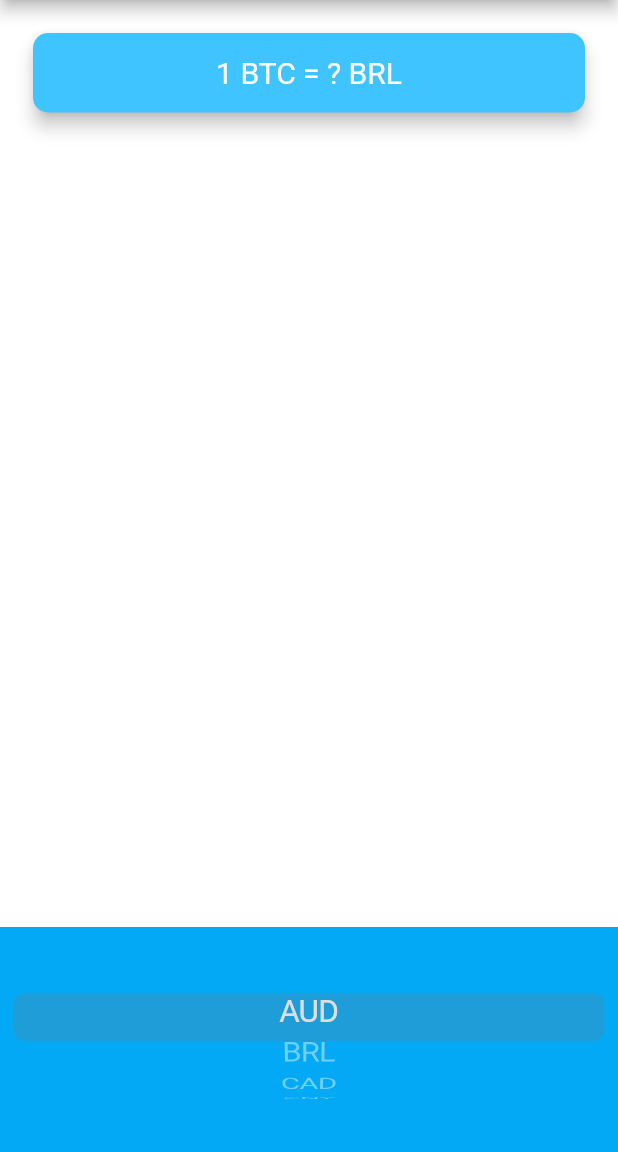
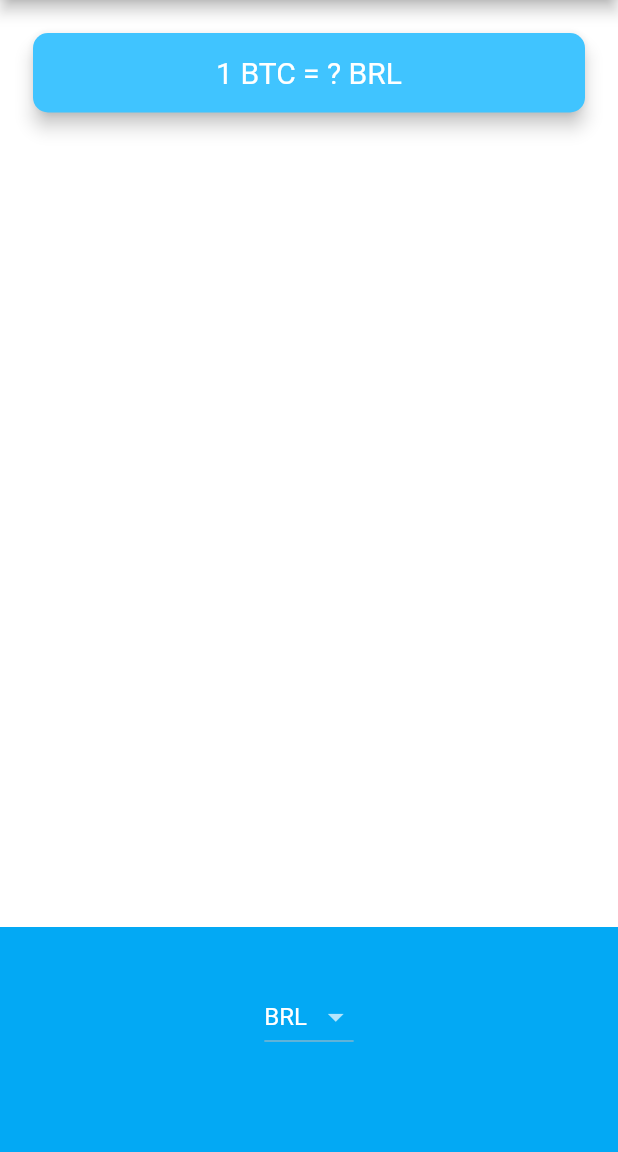
Before and after one commit to dtodt/bitcoin-ticker, a Flutter app: the screen it shows after launch, on a phone screen of 412 x 824 dp, the part 84-1236 px from its top. Run offline on Flutter 3.47's test engine with Material 2 defaults, Android fonts, the phone set to English and light mode, and no system bars.

```diff
--- a/lib/price_screen.dart
+++ b/lib/price_screen.dart
@@ -1,3 +1,5 @@
+import 'dart:io' show Platform;
+
 import 'package:bitcoin_ticker/coin_data.dart';
 import 'package:flutter/cupertino.dart';
 import 'package:flutter/material.dart';
@@ -10,12 +12,41 @@ class PriceScreen extends StatefulWidget {
 class _PriceScreenState extends State<PriceScreen> {
   String selectedCurrency = 'BRL';
 
-  List<Text> getPickerItems() {
+  DropdownButton<String> androidDropdown() {
+    List<DropdownMenuItem<String>> items = [];
+    for (String currency in currenciesList) {
+      items.add(DropdownMenuItem(
+        child: Text(currency),
+        value: currency,
+      ));
+    }
+    return DropdownButton(
+      items: items,
+      onChanged: (value) {
+        setState(() {
+          selectedCurrency = value;
+        });
+      },
+      value: selectedCurrency,
+    );
+  }
+
+  CupertinoPicker iOSPicker() {
     List<Text> items = [];
     for (String currency in currenciesList) {
       items.add(Text(currency));
     }
-    return items;
+
+    return CupertinoPicker(
+      backgroundColor: Colors.lightBlue,
+      itemExtent: 32.0,
+      onSelectedItemChanged: (selectedIndex) {
+        setState(() {
+          selectedCurrency = currenciesList[selectedIndex];
+        });
+      },
+      children: items,
+    );
   }
 
   @override
@@ -54,16 +85,7 @@ class _PriceScreenState extends State<PriceScreen> {
             alignment: Alignment.center,
             padding: EdgeInsets.only(bottom: 30.0),
             color: Colors.lightBlue,
-            child: CupertinoPicker(
-              backgroundColor: Colors.lightBlue,
-              itemExtent: 32.0,
-              onSelectedItemChanged: (selectedIndex) {
-                setState(() {
-                  selectedCurrency = currenciesList[selectedIndex];
-                });
-              },
-              children: getPickerItems(),
-            ),
+            child: Platform.isIOS ? iOSPicker() : androidDropdown(),
           ),
         ],
       ),
```
